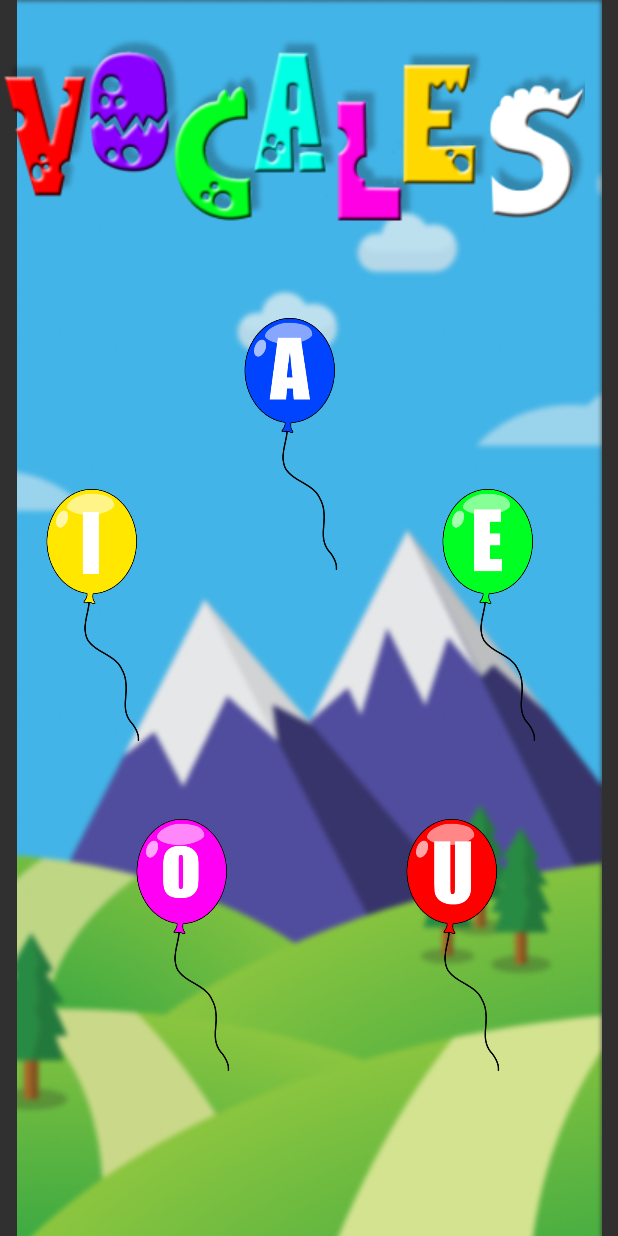
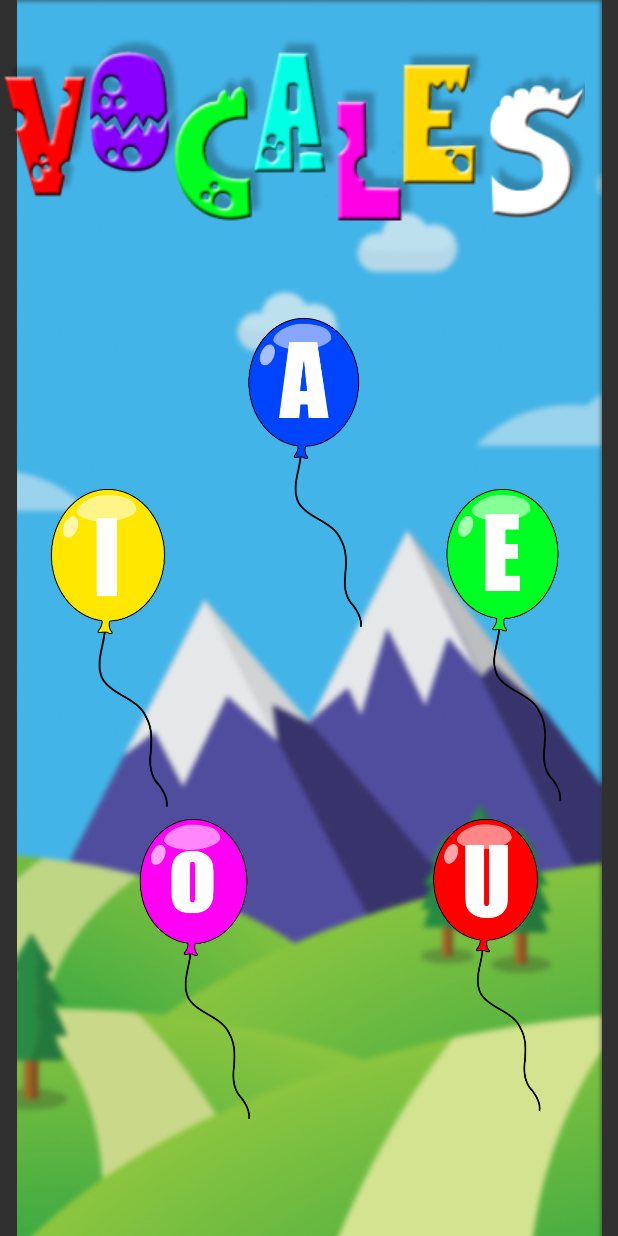
Before and after one commit to VictorHCH/AutiTec, an Android app: the Vocales screen opened directly, with no data from a screen before it, on a phone screen of 412 x 824 dp. Run offline under Robolectric (Android 15) with nearby library versions, the light colour scheme and no system bars.

Commit message:
Versión 3.2.3
Globos mas grandes

```diff
--- a/Carrusel/app/src/main/res/layout/vocales.xml
+++ b/Carrusel/app/src/main/res/layout/vocales.xml
@@ -35,8 +35,8 @@
 
     <ImageButton
         android:id="@+id/a"
-        android:layout_width="108dp"
-        android:layout_height="193dp"
+        android:layout_width="133dp"
+        android:layout_height="226dp"
         android:layout_marginStart="140dp"
         android:layout_marginTop="184dp"
         android:backgroundTint="#00FFFFFF"
@@ -49,8 +49,8 @@
 
     <ImageButton
         android:id="@+id/e"
-        android:layout_width="108dp"
-        android:layout_height="193dp"
+        android:layout_width="128dp"
+        android:layout_height="230dp"
         android:layout_marginStart="272dp"
         android:layout_marginTop="316dp"
         android:backgroundTint="#00FFFFFF"
@@ -62,8 +62,8 @@
 
     <ImageButton
         android:id="@+id/i"
-        android:layout_width="108dp"
-        android:layout_height="193dp"
+        android:layout_width="130dp"
+        android:layout_height="239dp"
         android:layout_marginStart="8dp"
         android:layout_marginTop="316dp"
         android:backgroundTint="#00FFFFFF"
@@ -76,8 +76,8 @@
 
     <ImageButton
         android:id="@+id/o"
-        android:layout_width="108dp"
-        android:layout_height="193dp"
+        android:layout_width="124dp"
+        android:layout_height="248dp"
         android:layout_marginStart="68dp"
         android:layout_marginTop="536dp"
         android:backgroundTint="#00FFFFFF"
@@ -90,8 +90,8 @@
 
     <ImageButton
         android:id="@+id/u"
-        android:layout_width="108dp"
-        android:layout_height="193dp"
+        android:layout_width="121dp"
+        android:layout_height="232dp"
         android:layout_marginStart="72dp"
         android:layout_marginTop="536dp"
         android:backgroundTint="#00FFFFFF"
```
